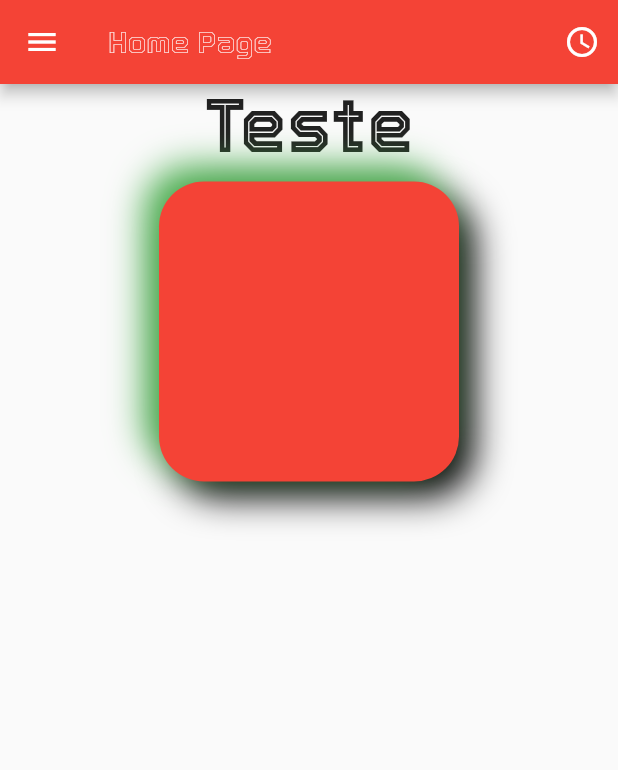
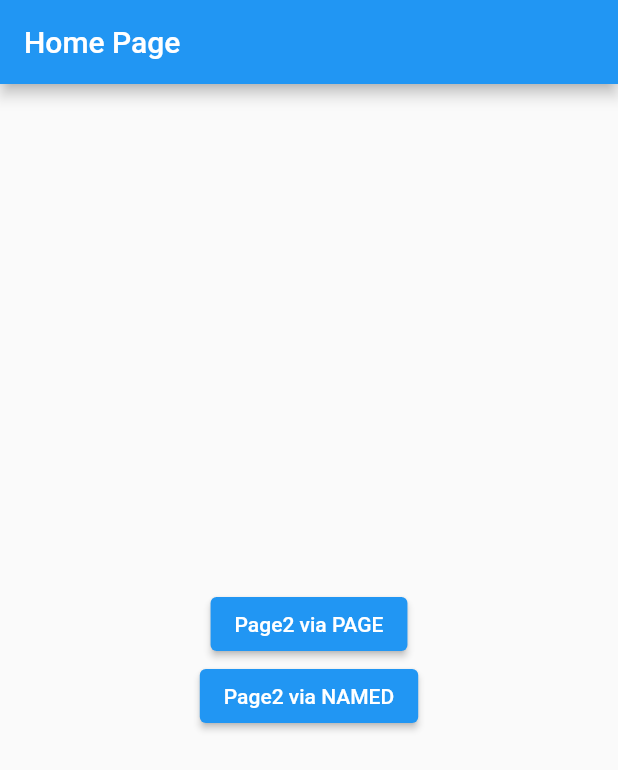
Before and after one commit to oapmartins/flutter-fundamentos, a Flutter app: the screen it shows after launch, on a phone screen of 412 x 824 dp. Shown: the top 770 px of the screen. Run offline on Flutter 3.47's test engine with Material 2 defaults, Android fonts, the phone set to English and light mode, and no system bars.

Commit message:
Começando estudos sobre Navegação

```diff
--- a/lib/main.dart
+++ b/lib/main.dart
@@ -1,4 +1,5 @@
 import 'package:flutter/material.dart';
+import 'package:flutter_fundamentos/navegacao/home_page.dart' as navegacao;
 import 'package:flutter_fundamentos/home/home_page.dart';
 import 'package:flutter_fundamentos/images/images.dart';
 
@@ -12,7 +13,7 @@ class MyApp extends StatelessWidget {
     return MaterialApp(
       debugShowCheckedModeBanner: false,
       title: 'Flutter Demo',
-      home: HomePage(),
+      home: navegacao.HomePage(),
     );
   }
 }
--- /dev/null
+++ b/lib/navegacao/home_page.dart
@@ -0,0 +1,37 @@
+import 'package:flutter/material.dart';
+import 'package:flutter_fundamentos/navegacao/page2.dart';
+
+class HomePage extends StatelessWidget {
+  const HomePage({Key? key}) : super(key: key);
+
+  @override
+  Widget build(BuildContext context) {
+    return Scaffold(
+      appBar: AppBar(
+        title: const Text('Home Page'),
+      ),
+      body: Center(
+        child: Column(
+          mainAxisAlignment: MainAxisAlignment.center,
+          children: [
+            ElevatedButton(
+              child: Text('Page2 via PAGE'),
+              onPressed: () {
+                Navigator.of(context).push(
+                  MaterialPageRoute(
+                    builder: (context) => Page2(),
+                    settings: RouteSettings(name: 'page2'),
+                  ),
+                );
+              },
+            ),
+            ElevatedButton(
+              child: Text('Page2 via NAMED'),
+              onPressed: () {},
+            ),
+          ],
+        ),
+      ),
+    );
+  }
+}
```
Also changed, not shown: lib/navegacao/page1.dart (added, +14 -0 lines), lib/navegacao/page2.dart (added, +37 -0 lines), lib/navegacao/page3.dart (added, +14 -0 lines), lib/navegacao/page4.dart (added, +14 -0 lines).
